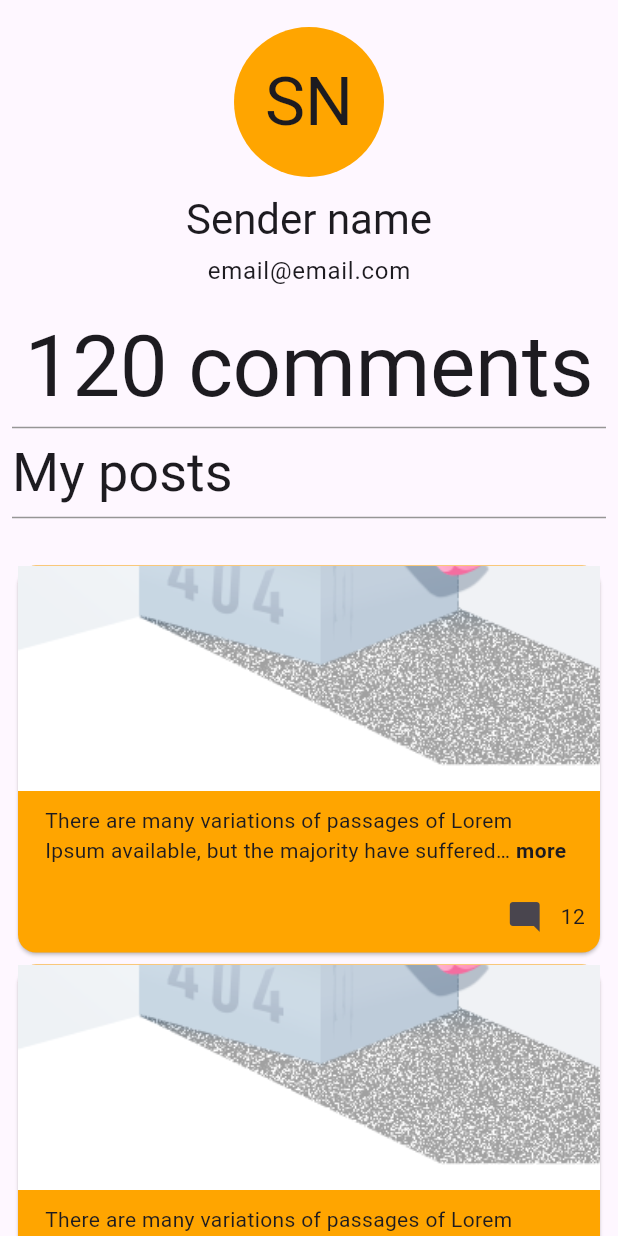
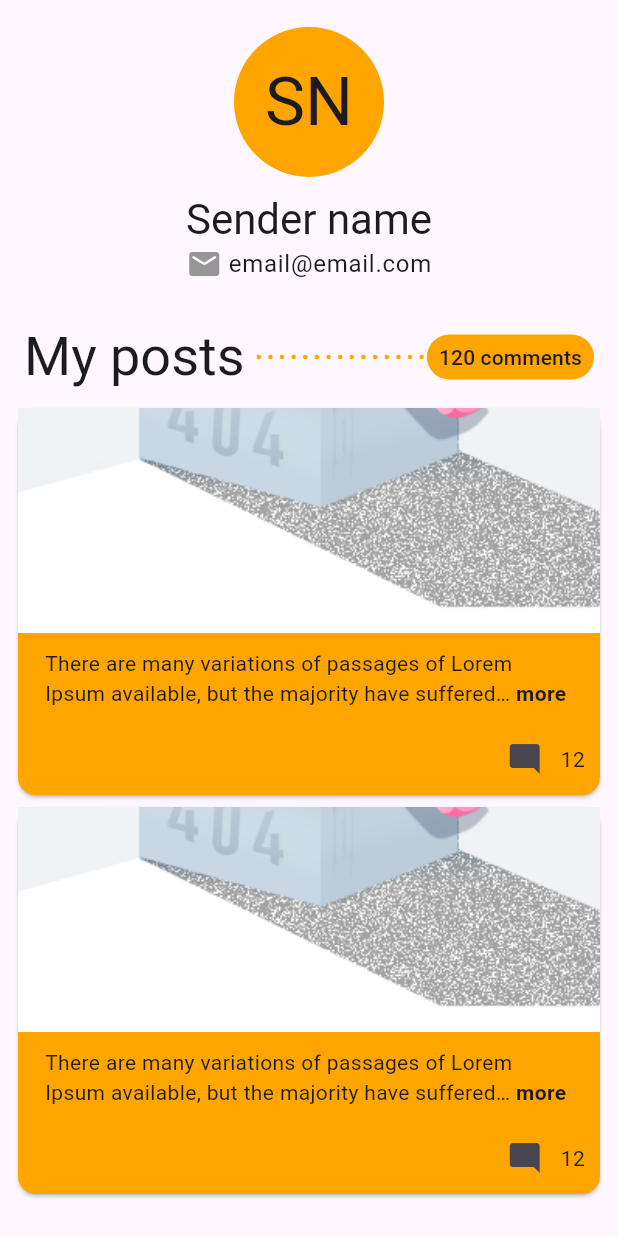
Before and after one commit to maniangdoz/exo_post, a Flutter app: the ProfilScreen screen opened directly, on a phone screen of 412 x 824 dp. Run offline on Flutter 3.47's test engine with Material 2 defaults, Android fonts, the phone set to English and light mode, and no system bars; drawn by our look-alikes of readmore; our stand-ins replace bloc, equatable, flutter_animate, flutter_bloc, get_it, go_router and 3 more; accounts and stored records are empty.

Commit message:
ajust profile page

```diff
--- a/lib/common/styles/theme.dart
+++ b/lib/common/styles/theme.dart
@@ -12,6 +12,7 @@ class AppTheme {
       foregroundColor: AppColors.appBarForegroundColor,
     ),
     textTheme: const TextTheme(
+        titleSmall: TextStyle(fontSize: 14, color: AppColors.whiteColor),
         headlineMedium: TextStyle(
             color: AppColors.primaryColor, fontWeight: FontWeight.bold),
         displayMedium: TextStyle(
--- a/lib/features/profil/presentation/pages/profil_screen.dart
+++ b/lib/features/profil/presentation/pages/profil_screen.dart
@@ -2,6 +2,8 @@ import 'package:exo_post/common/styles/colors.dart';
 import 'package:exo_post/common/utils/app_utils.dart';
 import 'package:exo_post/features/post/presentation/widgets/post_card.dart';
 import 'package:flutter/material.dart';
+
+import '../../../shared/presentation/widgets/horizontal_dash.dart';
 
 class ProfilScreen extends StatelessWidget {
   const ProfilScreen({super.key});
@@ -34,30 +36,67 @@ class ProfilScreen extends StatelessWidget {
                       'Sender name',
                       style: Theme.of(context).textTheme.headlineMedium,
                     ),
-                    const SizedBox(height: 5),
+                    Row(
+                      mainAxisAlignment: MainAxisAlignment.center,
+                      children: [
+                        const Icon(
+                          Icons.mail_rounded,
+                          color: AppColors.greyColor,
+                        ),
+                        const SizedBox(
+                          width: 4,
+                        ),
                         Text(
                           'email@email.com',
                           style: Theme.of(context).textTheme.bodyLarge,
                         ),
-                    const SizedBox(height: 20),
-                    Text(
-                      "120 comments",
-                      style: Theme.of(context).textTheme.displayLarge,
-                    ),
-                    const Divider(
-                      color: AppColors.greyColor,
+                      ],
                     ),
                   ],
                 ),
               ),
+              const SizedBox(
+                height: 20,
+              ),
+              Padding(
+                padding: const EdgeInsets.all(8.0),
+                child: Row(
+                  children: [
                     Text(
                       "My posts",
                       style: Theme.of(context).textTheme.displaySmall,
                     ),
-              const Divider(
-                color: AppColors.greyColor,
+                    Expanded(
+                      child: Row(
+                        children: [
+                          const Expanded(
+                            child: Padding(
+                              padding: EdgeInsets.only(left: 8.0, right: 2),
+                              child: HorizontalDash(),
                             ),
-              const SizedBox(height: 20),
+                          ),
+                          Container(
+                            decoration: BoxDecoration(
+                              borderRadius: BorderRadius.circular(30),
+                              color: AppUtils.isDarkMode(context)
+                                  ? AppColors.accentColor
+                                  : AppColors.primaryColor,
+                            ),
+                            child: Padding(
+                              padding: const EdgeInsets.only(
+                                  right: 8, left: 8, top: 5, bottom: 5),
+                              child: Text(
+                                "120 comments",
+                                style: Theme.of(context).textTheme.titleSmall,
+                              ),
+                            ),
+                          ),
+                        ],
+                      ),
+                    ),
+                  ],
+                ),
+              ),
               const PostCard(type: 'profil'),
               const PostCard(type: 'profil'),
               const SizedBox(
--- /dev/null
+++ b/lib/features/shared/presentation/widgets/horizontal_dash.dart
@@ -0,0 +1,36 @@
+import 'package:flutter/material.dart';
+
+import '../../../../common/styles/colors.dart';
+import '../../../../common/utils/app_utils.dart';
+
+class HorizontalDash extends StatelessWidget {
+  const HorizontalDash({
+    super.key,
+  });
+
+  @override
+  Widget build(BuildContext context) {
+    return LayoutBuilder(builder: (context, constraints) {
+      return Flex(
+        direction: Axis.horizontal,
+        mainAxisSize: MainAxisSize.max,
+        mainAxisAlignment: MainAxisAlignment.spaceBetween,
+        children: List.generate(
+          (constraints.constrainWidth() / 7).floor(),
+          (index) => SizedBox(
+            height: 3,
+            width: 3,
+            child: DecoratedBox(
+              decoration: BoxDecoration(
+                color: AppUtils.isDarkMode(context)
+                    ? AppColors.accentColor
+                    : AppColors.primaryColor,
+                borderRadius: BorderRadius.circular(15),
+              ),
+            ),
+          ),
+        ),
+      );
+    });
+  }
+}
```
Also changed, not shown: pubspec.lock. Lines whose indentation alone changed are shown as unchanged.
